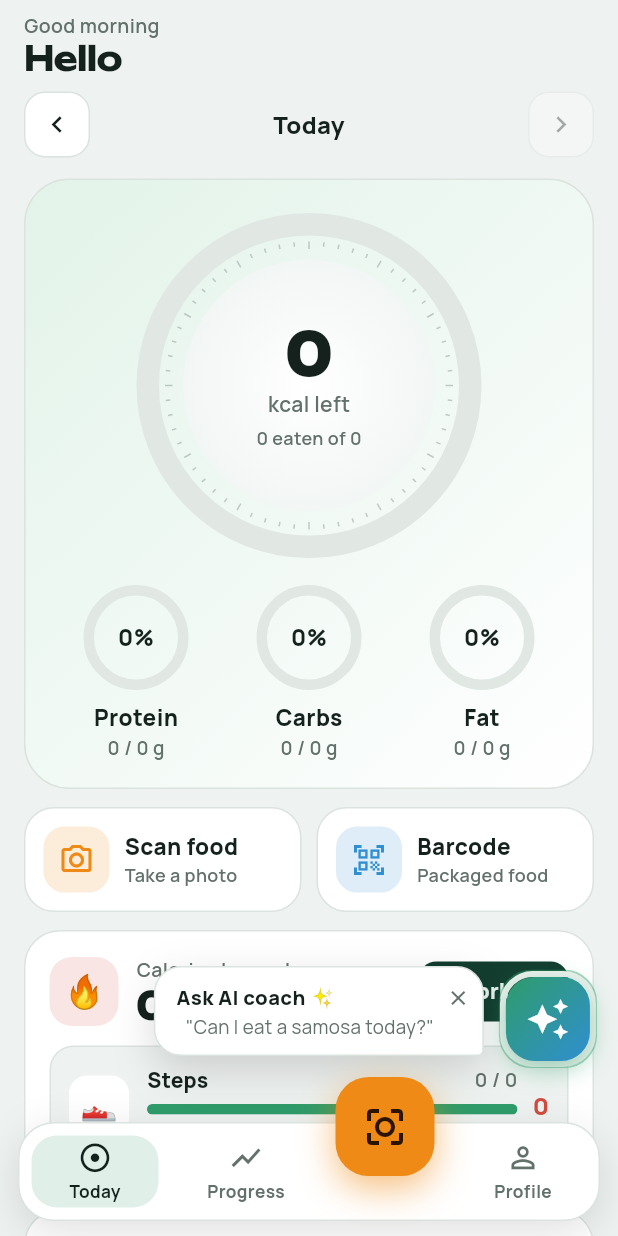
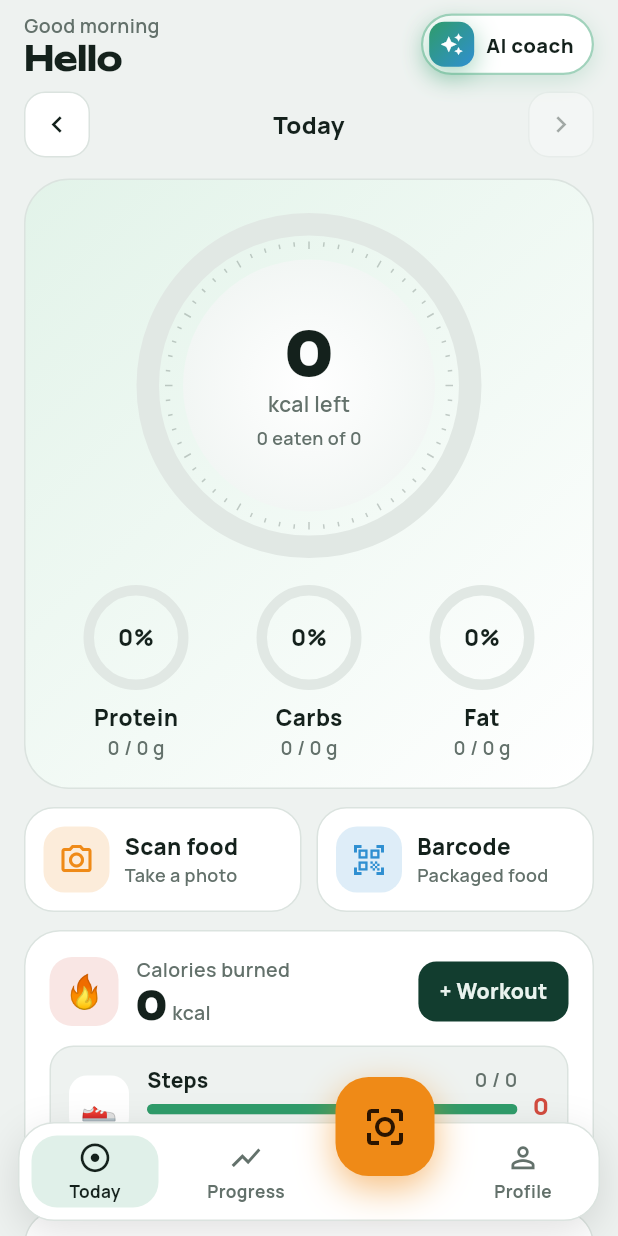
Before and after one commit to digitalnova0101/ai-calorie-counter, a Flutter app: the screen it shows once a user with an empty profile is signed in, on a phone screen of 412 x 824 dp. Run offline on Flutter 3.47's test engine with Material 3 defaults, Android fonts, the phone set to English and light mode, and no system bars; our stand-ins replace cloud_firestore, firebase_auth, firebase_core, flutter_local_notifications, google_fonts, image_picker and 3 more; missing offline and left inert: health, mobile_scanner; accounts and stored records are empty; generated files the repository leaves out were written again; statements that could not run were skipped.

Commit message:
AI coach button moves to the top right of Today and Progress
Co-Authored-By: Claude Opus 5.5 <noreply@anthropic.com>
Claude-Session: https://claude.ai/code/session_01Rdj6vh2Tx9fWtGtxr2n8ac

```diff
--- a/app/lib/screens/coach_screen.dart
+++ b/app/lib/screens/coach_screen.dart
@@ -515,3 +515,34 @@ class _CoachFabState extends State<CoachFab> with SingleTickerProviderStateMixin
     ]);
   }
 }
+
+/// Compact "✨ AI coach" button for the top right of a screen.
+class CoachTopButton extends StatelessWidget {
+  final Profile profile;
+  const CoachTopButton({super.key, required this.profile});
+  @override
+  Widget build(BuildContext context) {
+    final p = Palette.of(context);
+    return Semantics(
+      button: true,
+      label: 'Ask your AI coach',
+      child: Pressable(
+        onTap: () => openCoach(context, profile),
+        child: Container(
+          padding: const EdgeInsets.fromLTRB(4, 4, 12, 4),
+          decoration: BoxDecoration(
+            color: p.surface,
+            borderRadius: BorderRadius.circular(99),
+            border: Border.all(color: p.leaf.withValues(alpha: .45), width: 1.5),
+            boxShadow: [BoxShadow(color: p.leaf.withValues(alpha: .18), blurRadius: 12, offset: const Offset(0, 4))],
+          ),
+          child: Row(mainAxisSize: MainAxisSize.min, children: [
+            const CoachLogo(size: 30),
+            const SizedBox(width: 8),
+            Text('AI coach', style: TextStyle(fontWeight: FontWeight.w800, fontSize: 13.5, color: p.ink)),
+          ]),
+        ),
+      ),
+    );
+  }
+}
--- a/app/lib/screens/home_shell.dart
+++ b/app/lib/screens/home_shell.dart
@@ -4,7 +4,6 @@ import '../models.dart';
 import '../theme.dart';
 import '../widgets/ui.dart';
 import 'add_food.dart';
-import 'coach_screen.dart';
 import 'profile_screen.dart';
 import 'progress_screen.dart';
 import 'today_screen.dart';
@@ -65,14 +64,7 @@ class _HomeShellState extends State<HomeShell> {
 
     return Scaffold(
       extendBody: true,
-      body: Stack(children: [
-        SafeArea(bottom: false, child: IndexedStack(index: _tab, children: pages)),
-        Positioned(
-          right: 14,
-          bottom: 112 + MediaQuery.of(context).padding.bottom,
-          child: CoachFab(profile: widget.profile, showTip: _tab == 0),
-        ),
-      ]),
+      body: SafeArea(bottom: false, child: IndexedStack(index: _tab, children: pages)),
       bottomNavigationBar: SafeArea(
         top: false,
         child: Padding(
--- a/app/lib/screens/progress_screen.dart
+++ b/app/lib/screens/progress_screen.dart
@@ -9,6 +9,7 @@ import '../theme.dart';
 import '../widgets/graphics.dart';
 import '../widgets/ui.dart';
 import '../widgets/premium.dart';
+import 'coach_screen.dart';
 import 'onboarding_screen.dart';
 import 'report_screen.dart';
 
@@ -132,7 +133,10 @@ class _ProgressScreenState extends State<ProgressScreen> {
 
           final hist = days == null ? <DayLog>[] : days.where((d) => d.meals.isNotEmpty).toList();
           return ListView(padding: const EdgeInsets.fromLTRB(16, 12, 16, 130), children: [
-            Text('Progress', style: display(context, 22, weight: FontWeight.w700)),
+            Row(children: [
+              Expanded(child: Text('Progress', style: display(context, 22, weight: FontWeight.w700))),
+              CoachTopButton(profile: prof),
+            ]),
             const SizedBox(height: 12),
             if (prof.goal != 'maintain' && prof.targetWeightKg > 0) ...[
               GoalProgressCard(profile: prof, weights: all, onFixGoal: fixGoal),
--- a/app/lib/screens/today_screen.dart
+++ b/app/lib/screens/today_screen.dart
@@ -14,6 +14,7 @@ import '../widgets/swipe_tile.dart';
 import '../widgets/ui.dart';
 import 'activity_sheets.dart';
 import 'add_food.dart';
+import 'coach_screen.dart';
 import 'fasting_screen.dart';
 import 'report_screen.dart';
 import 'result_screen.dart';
@@ -131,9 +132,11 @@ class _TodayScreenState extends State<TodayScreen> {
                     padding: const EdgeInsets.symmetric(horizontal: 12, vertical: 7),
                     decoration: BoxDecoration(
                         color: p.saffron.withValues(alpha: 0.16), borderRadius: BorderRadius.circular(99)),
-                    child: Text('🔥 $_streak ${_streak == 1 ? 'day' : 'days'}',
+                    child: Text('🔥 $_streak',
                         style: const TextStyle(fontWeight: FontWeight.w800)),
                   ),
+                const SizedBox(width: 8),
+                CoachTopButton(profile: prof),
               ]),
               const SizedBox(height: 10),
               Row(children: [
```
